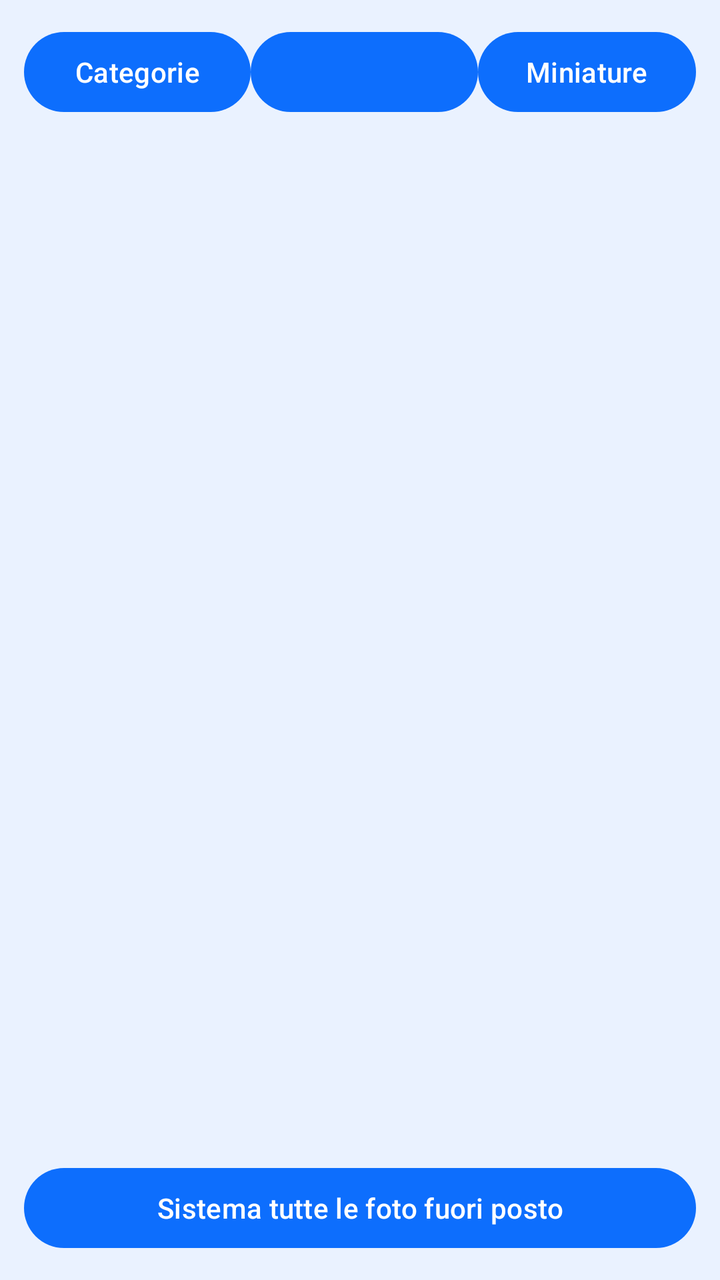
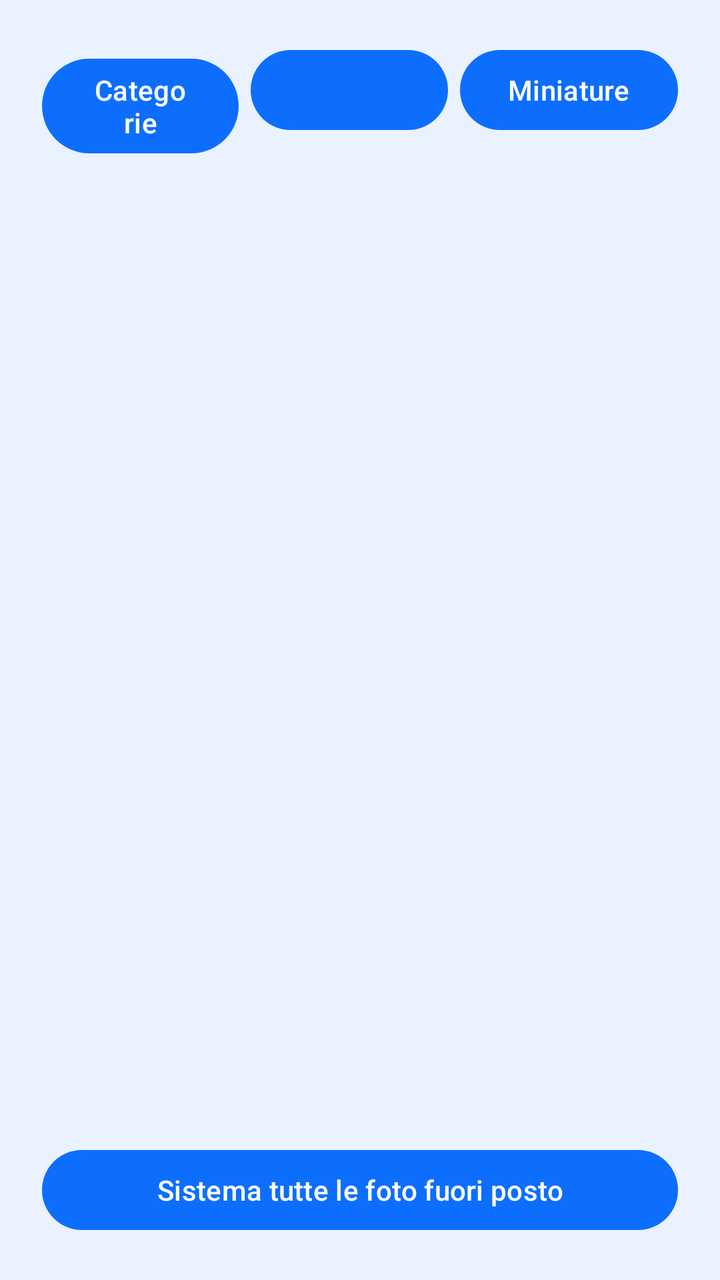

Before-and-after screenshots of an Android layout around one commit, followed by the original layout XML and the change that was made.
<!-- AndroidManifest.xml: application theme Theme.Fotosistemis -->
<!-- res/layout/activity_placement.xml -->
<?xml version="1.0" encoding="utf-8"?>
<LinearLayout xmlns:android="http://schemas.android.com/apk/res/android"
    android:id="@+id/placementRoot"
    android:layout_width="match_parent"
    android:layout_height="match_parent"
    android:orientation="vertical"
    android:padding="12dp">

    <LinearLayout
        android:layout_width="match_parent"
        android:layout_height="wrap_content"
        android:orientation="horizontal">

        <Button
            android:id="@+id/placementCategoryButton"
            android:layout_width="0dp"
            android:layout_height="wrap_content"
            android:layout_weight="1"
            android:text="@string/placement_categories" />

        <Button
            android:id="@+id/placementFilterButton"
            android:layout_width="0dp"
            android:layout_height="wrap_content"
            android:layout_weight="1" />

        <Button
            android:id="@+id/placementThumbButton"
            android:layout_width="wrap_content"
            android:layout_height="wrap_content"
            android:text="@string/placement_thumbs" />
    </LinearLayout>

    <TextView
        android:id="@+id/placementSummary"
        android:layout_width="match_parent"
        android:layout_height="wrap_content"
        android:layout_marginTop="4dp"
        android:layout_marginBottom="4dp"
        android:textSize="13sp" />

    <ListView
        android:id="@+id/placementList"
        android:layout_width="match_parent"
        android:layout_height="0dp"
        android:layout_weight="1" />

    <Button
        android:id="@+id/placementFixAllButton"
        android:layout_width="match_parent"
        android:layout_height="wrap_content"
        android:text="@string/placement_fix_all" />
</LinearLayout>
<!-- resources referenced by this layout -->
<resources>
  <string name="placement_categories">Categorie</string>
  <string name="placement_fix_all">Sistema tutte le foto fuori posto</string>
  <string name="placement_thumbs">Miniature</string>
  <style name="Theme.Fotosistemis" parent="Base.Theme.Fotosistemis" />
  <style name="Base.Theme.Fotosistemis" parent="Theme.Material3.DayNight.NoActionBar">
          <item name="colorPrimary">@color/brand_blue</item>
          <item name="colorOnPrimary">@color/white</item>
          <item name="colorPrimaryContainer">@color/brand_blue_light</item>
          <item name="colorOnPrimaryContainer">@color/ink</item>
          <item name="colorSecondary">@color/brand_blue_dark</item>
          <item name="colorOnSecondary">@color/white</item>
  
          <item name="android:colorBackground">@color/surface_tint</item>
          <item name="colorSurface">@color/white</item>
          <item name="colorOnBackground">@color/ink</item>
          <item name="colorOnSurface">@color/ink</item>
          <item name="colorOnSurfaceVariant">@color/ink_muted</item>
          <item name="android:textColorPrimary">@color/ink</item>
          <item name="android:textColorSecondary">@color/ink_muted</item>
      </style>
  <color name="brand_blue">#0D6EFD</color>
  <color name="white">#FFFFFFFF</color>
  <color name="brand_blue_light">#CFE2FF</color>
  <color name="ink">#12233B</color>
  <color name="brand_blue_dark">#0A58CA</color>
  <color name="surface_tint">#EAF2FF</color>
  <color name="ink_muted">#41556F</color>
</resources>

<!-- the commit's change to res/layout/activity_placement.xml (unified diff, before → after) -->
@@ -4,7 +4,7 @@
     android:layout_width="match_parent"
     android:layout_height="match_parent"
     android:orientation="vertical"
-    android:padding="12dp">
+    android:padding="18dp">
 
     <LinearLayout
         android:layout_width="match_parent"
@@ -15,6 +15,7 @@
             android:id="@+id/placementCategoryButton"
             android:layout_width="0dp"
             android:layout_height="wrap_content"
+            android:layout_margin="3dp"
             android:layout_weight="1"
             android:text="@string/placement_categories" />
 
@@ -22,12 +23,14 @@
             android:id="@+id/placementFilterButton"
             android:layout_width="0dp"
             android:layout_height="wrap_content"
+            android:layout_margin="3dp"
             android:layout_weight="1" />
 
         <Button
             android:id="@+id/placementThumbButton"
             android:layout_width="wrap_content"
             android:layout_height="wrap_content"
+            android:layout_margin="3dp"
             android:text="@string/placement_thumbs" />
     </LinearLayout>
 
@@ -49,5 +52,6 @@
         android:id="@+id/placementFixAllButton"
         android:layout_width="match_parent"
         android:layout_height="wrap_content"
+        android:layout_margin="3dp"
         android:text="@string/placement_fix_all" />
 </LinearLayout>
